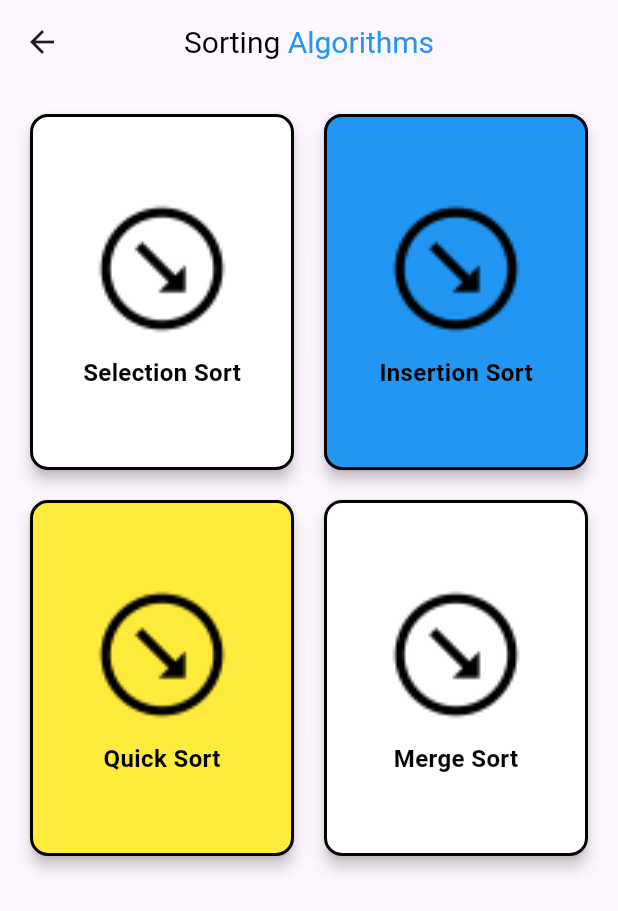
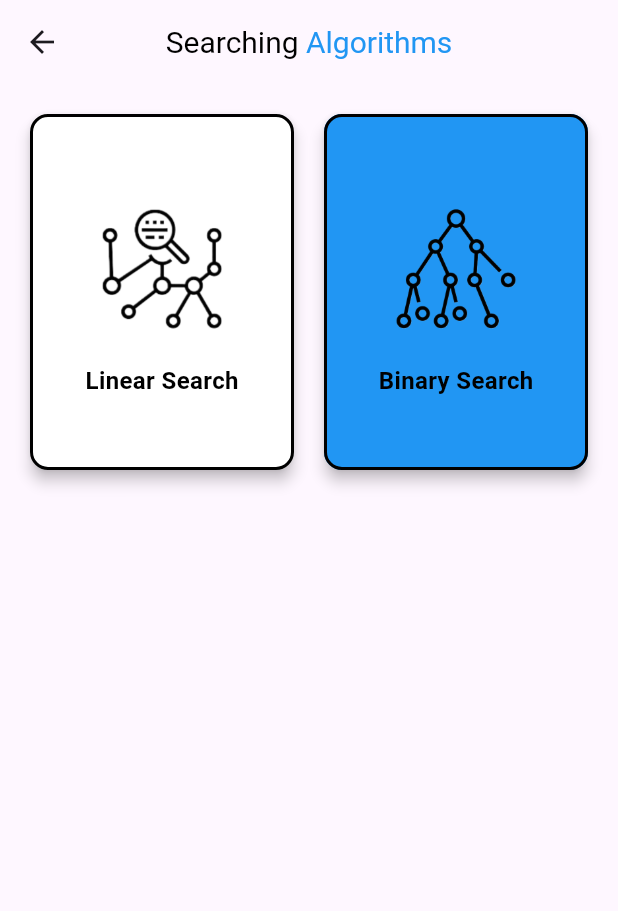
Before and after one commit to Saurrabhh/algo_viz, a Flutter app: the screen it shows after launch, after a tap on "View All", on a phone screen of 412 x 824 dp. Shown: the top 911 px of the screen. Run offline on Flutter 3.47's test engine with Material 3 defaults, Android fonts, the phone set to English and light mode, and no system bars; our stand-ins replace another_flutter_splash_screen, flutter_bloc, lottie, recase.

Commit message:
Feature/added icons (#8)

```diff
--- a/lib/constants/algorithm_card_configs/algorithm_card_configs.dart
+++ b/lib/constants/algorithm_card_configs/algorithm_card_configs.dart
@@ -5,26 +5,39 @@ import 'package:algo_viz/utils/typedefs/typedefs.dart';
 final class AlgorithmCardConfigs {
   const AlgorithmCardConfigs._();
 
+  static const searchingAlgorithmsList = <AlgorithmCardConfig>[
+    (
+      algorithmName: 'Linear Search',
+      routeId: RouteId.linearSearch,
+      imagePath: ImageAssets.linear,
+    ),
+    (
+      algorithmName: 'Binary Search',
+      routeId: RouteId.binarySearch,
+      imagePath: ImageAssets.binary,
+    ),
+  ];
+
   static const sortingAlgorithmsList = <AlgorithmCardConfig>[
     (
       algorithmName: 'Selection Sort',
       routeId: RouteId.selectionSort,
-      imagePath: ImageAssets.arrowDownRight,
+      imagePath: ImageAssets.selection,
     ),
     (
       algorithmName: 'Insertion Sort',
       routeId: RouteId.insertionSort,
-      imagePath: ImageAssets.arrowDownRight,
+      imagePath: ImageAssets.insertion,
     ),
     (
       algorithmName: 'Quick Sort',
       routeId: RouteId.quickSort,
-      imagePath: ImageAssets.arrowDownRight,
+      imagePath: ImageAssets.quick,
     ),
     (
       algorithmName: 'Merge Sort',
       routeId: RouteId.mergeSort,
-      imagePath: ImageAssets.arrowDownRight,
+      imagePath: ImageAssets.merge,
     ),
   ];
 
@@ -32,17 +45,17 @@ final class AlgorithmCardConfigs {
     (
       algorithmName: 'BFS',
       routeId: RouteId.bfs,
-      imagePath: ImageAssets.arrowDownRight,
+      imagePath: ImageAssets.bfs,
     ),
     (
       algorithmName: 'DFS',
       routeId: RouteId.dfs,
-      imagePath: ImageAssets.arrowDownRight,
+      imagePath: ImageAssets.dfs,
     ),
     (
       algorithmName: 'Dijkstra',
       routeId: RouteId.dijkstra,
-      imagePath: ImageAssets.arrowDownRight,
+      imagePath: ImageAssets.dijkstra,
     ),
   ];
 }
--- a/lib/constants/image_assets/image_assets.dart
+++ b/lib/constants/image_assets/image_assets.dart
@@ -3,4 +3,13 @@ final class ImageAssets {
 
   static const splash = 'assets/lottie/splash.json';
   static const arrowDownRight = 'assets/icons/arrow_down_right.png';
+  static const bfs = 'assets/images/bfs.png';
+  static const dfs = 'assets/images/dfs.png';
+  static const dijkstra = 'assets/images/dijkstra.png';
+  static const selection = 'assets/images/selection.png';
+  static const insertion = 'assets/images/insertion.png';
+  static const quick = 'assets/images/quick_sort.png';
+  static const merge = 'assets/images/merge.png';
+  static const linear = 'assets/images/linear.png';
+  static const binary = 'assets/images/binary.png';
 }
--- a/lib/core/designs/algorithm_card/algorithm_card.dart
+++ b/lib/core/designs/algorithm_card/algorithm_card.dart
@@ -24,14 +24,14 @@ class AlgorithmCard extends StatelessWidget {
           borderRadius: BorderRadius.circular(12),
         ),
         child: Padding(
-          padding: const EdgeInsets.all(12),
+          padding: const EdgeInsets.all(8),
           child: Column(
             mainAxisAlignment: MainAxisAlignment.center,
             children: [
               Image.asset(
                 algorithmCardConfig.imagePath,
-                height: 100,
-                width: 100,
+                height: 110,
+                width: 105,
                 fit: BoxFit.cover,
               ),
               const SizedBox(height: 8),
--- a/lib/core/route_handler/route_handler.dart
+++ b/lib/core/route_handler/route_handler.dart
@@ -4,6 +4,9 @@ import 'package:algo_viz/features/pathfinding/presentation/ui/bfs/bfs_page.dart'
 import 'package:algo_viz/features/pathfinding/presentation/ui/dfs/dfs_page.dart';
 import 'package:algo_viz/features/pathfinding/presentation/ui/dijkstra/dijkstra_page.dart';
 import 'package:algo_viz/features/pathfinding/presentation/ui/pathfinding_page.dart';
+import 'package:algo_viz/features/searching/presentation/ui/binary_search/binary_search_page.dart';
+import 'package:algo_viz/features/searching/presentation/ui/linear_search/linear_search_page.dart';
+import 'package:algo_viz/features/searching/presentation/ui/searching_page.dart';
 import 'package:algo_viz/features/sorting/presentation/ui/insertion_sort/insertion_sort_page.dart';
 import 'package:algo_viz/features/sorting/presentation/ui/merge_sort/merge_sort_page.dart';
 import 'package:algo_viz/features/sorting/presentation/ui/quick_sort/quick_sort_page.dart';
@@ -45,6 +48,9 @@ class RouteHandler {
         RouteId.bfs => const BFSPage(),
         RouteId.dfs => const DFSPage(),
         RouteId.dijkstra => const DijkstraPage(),
+        RouteId.linearSearch => const LinearSearchPage(),
+        RouteId.binarySearch => const BinarySearchPage(),
+        RouteId.searching => const SearchingPage(),
       },
     );
   }
--- a/lib/core/route_handler/route_id.dart
+++ b/lib/core/route_handler/route_id.dart
@@ -10,4 +10,7 @@ enum RouteId {
   bfs,
   dfs,
   dijkstra,
+  linearSearch,
+  binarySearch,
+  searching,
 }
--- a/lib/features/dashboard/presentation/ui/dashboard_page.dart
+++ b/lib/features/dashboard/presentation/ui/dashboard_page.dart
@@ -42,6 +42,15 @@ class DashboardPage extends StatelessWidget {
                 height: 20,
               ),
               _AlgorithmSection(
+                title: 'Searching Algorithms',
+                viewAllRouteId: RouteId.searching,
+                algorithmCardConfigs:
+                    AlgorithmCardConfigs.searchingAlgorithmsList,
+              ),
+              SizedBox(
+                height: 20,
+              ),
+              _AlgorithmSection(
                 title: 'Sorting Algorithms',
                 viewAllRouteId: RouteId.sorting,
                 algorithmCardConfigs:
--- /dev/null
+++ b/lib/features/searching/presentation/ui/binary_search/binary_search_page.dart
@@ -0,0 +1,16 @@
+import 'package:flutter/material.dart';
+
+class BinarySearchPage extends StatelessWidget {
+  const BinarySearchPage({
+    super.key,
+  });
+
+  @override
+  Widget build(BuildContext context) {
+    return const Scaffold(
+      body: Center(
+        child: Text('Binary Search'),
+      ),
+    );
+  }
+}
--- /dev/null
+++ b/lib/features/searching/presentation/ui/linear_search/linear_search_page.dart
@@ -0,0 +1,16 @@
+import 'package:flutter/material.dart';
+
+class LinearSearchPage extends StatelessWidget {
+  const LinearSearchPage({
+    super.key,
+  });
+
+  @override
+  Widget build(BuildContext context) {
+    return const Scaffold(
+      body: Center(
+        child: Text('Linear Search'),
+      ),
+    );
+  }
+}
--- /dev/null
+++ b/lib/features/searching/presentation/ui/searching_page.dart
@@ -0,0 +1,57 @@
+import 'package:algo_viz/constants/algorithm_card_configs/algorithm_card_configs.dart';
+import 'package:algo_viz/core/designs/designs.dart';
+import 'package:algo_viz/utils/color_utils/color_utils.dart';
+import 'package:flutter/material.dart';
+
+class SearchingPage extends StatelessWidget {
+  const SearchingPage({
+    super.key,
+  });
+
+  @override
+  Widget build(BuildContext context) {
+    return Scaffold(
+      appBar: AppBar(
+        centerTitle: true,
+        title: RichText(
+          text: const TextSpan(
+            style: TextStyle(color: AppColors.blackColor, fontSize: 20),
+            children: [
+              TextSpan(
+                text: 'Searching ',
+                style: TextStyle(color: AppColors.blackColor),
+              ),
+              TextSpan(
+                text: 'Algorithms',
+                style: TextStyle(color: AppColors.blueColor),
+              ),
+            ],
+          ),
+        ),
+      ),
+      body: Column(
+        children: [
+          GridView.builder(
+            padding: const EdgeInsets.all(16),
+            shrinkWrap: true,
+            gridDelegate: const SliverGridDelegateWithFixedCrossAxisCount(
+              crossAxisCount: 2,
+              crossAxisSpacing: 12,
+              mainAxisSpacing: 12,
+              childAspectRatio: 3 / 4,
+            ),
+            physics: const NeverScrollableScrollPhysics(),
+            itemCount: AlgorithmCardConfigs.searchingAlgorithmsList.length,
+            itemBuilder: (context, index) {
+              return AlgorithmCard(
+                algorithmCardConfig:
+                    AlgorithmCardConfigs.searchingAlgorithmsList[index],
+                backgroundColor: getColorFromIndex(index),
+              );
+            },
+          ),
+        ],
+      ),
+    );
+  }
+}
--- a/pubspec.yaml
+++ b/pubspec.yaml
@@ -68,3 +68,4 @@ flutter:
     - assets/fonts/
     - assets/icons/
     - assets/lottie/
+    - assets/images/
```
Also changed, not shown: assets/images/bfs.png (added), assets/images/binary.png (added), assets/images/dfs.png (added), assets/images/dijkstra.png (added), assets/images/insertion.png (added), assets/images/linear.png (added), assets/images/merge.png (added), assets/images/quick_sort.png (added), assets/images/selection.png (added).
